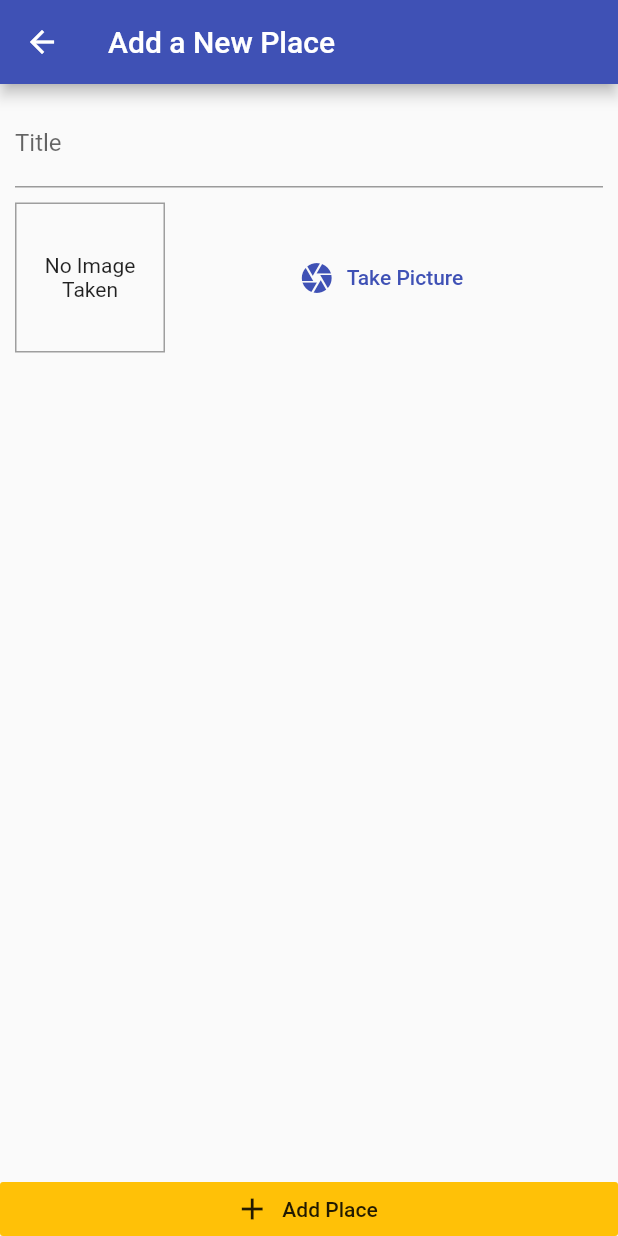
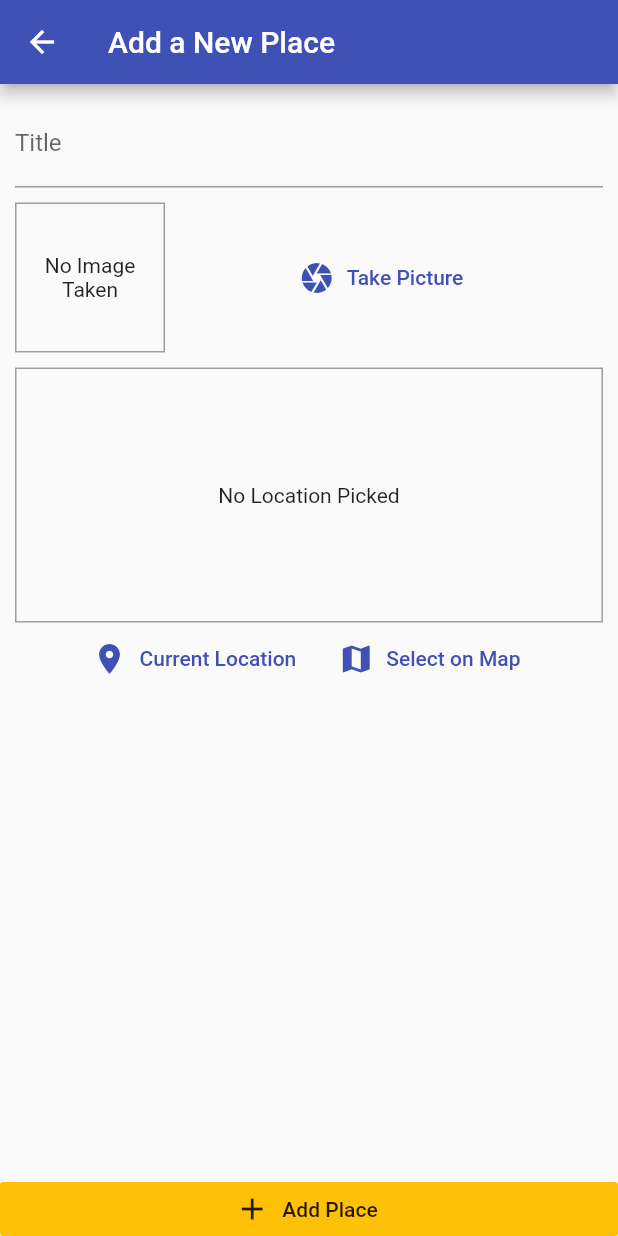
Before and after one commit to TeaTung/Flutter_Course_Native_Device_Features, a Flutter app: the AddPlaceScreen screen opened by its route, on a phone screen of 412 x 824 dp. Run offline on Flutter 3.47's test engine with Material 2 defaults, Android fonts, the phone set to English and light mode, and no system bars; our stand-ins replace image_picker, sqflite; accounts and stored records are empty.

Commit message:
add location input widget

```diff
--- a/lib/screens/add_place_screen.dart
+++ b/lib/screens/add_place_screen.dart
@@ -2,6 +2,7 @@ import 'dart:io';
 
 import 'package:flutter/material.dart';
 import 'package:native_device_features/widgets/image_input.dart';
+import 'package:native_device_features/widgets/location_input.dart';
 import 'package:provider/provider.dart';
 import '../providers/great_places.dart';
 
@@ -49,6 +50,8 @@ class _AddPlaceScreenState extends State<AddPlaceScreen> {
                     ),
                     SizedBox(height: 10),
                     ImageInput(_selectedImage),
+                    SizedBox(height: 10),
+                    LocationInput(),
                   ],
                 ),
               ),
--- /dev/null
+++ b/lib/widgets/location_input.dart
@@ -0,0 +1,63 @@
+import 'package:flutter/material.dart';
+
+class LocationInput extends StatefulWidget {
+  const LocationInput({Key? key}) : super(key: key);
+
+  @override
+  _LocationInputState createState() => _LocationInputState();
+}
+
+class _LocationInputState extends State<LocationInput> {
+  String? _previewImageUrl;
+
+  @override
+  Widget build(BuildContext context) {
+    return Column(
+      children: [
+        Container(
+          height: 170,
+          width: double.infinity,
+          alignment: Alignment.center,
+          decoration: BoxDecoration(
+            border: Border.all(
+              width: 1,
+              color: Colors.grey,
+            ),
+          ),
+          child: _previewImageUrl == null
+              ? Text(
+                  'No Location Picked',
+                  textAlign: TextAlign.center,
+                )
+              : Image.network(_previewImageUrl!,
+                  fit: BoxFit.cover, width: double.infinity),
+        ),
+        Row(
+          mainAxisAlignment: MainAxisAlignment.center,
+          children: [
+            FlatButton.icon(
+              icon: Icon(
+                Icons.location_on,
+              ),
+              label: Text(
+                'Current Location',
+              ),
+              textColor: Theme.of(context).primaryColor,
+              onPressed: () {},
+            ),
+            FlatButton.icon(
+              icon: Icon(
+                Icons.map,
+              ),
+              label: Text(
+                'Select on Map',
+              ),
+              textColor: Theme.of(context).primaryColor,
+              onPressed: () {},
+            ),
+          ],
+        ),
+      ],
+    );
+  }
+}
--- a/pubspec.yaml
+++ b/pubspec.yaml
@@ -28,6 +28,7 @@ dependencies:
   path_provider: ^2.0.3
   path: ^1.8.0
   sqflite: ^2.0.0+4
+  location: ^4.3.0
 
 
   # The following adds the Cupertino Icons font to your application.
```
Also changed, not shown: pubspec.lock, 1 other file.
